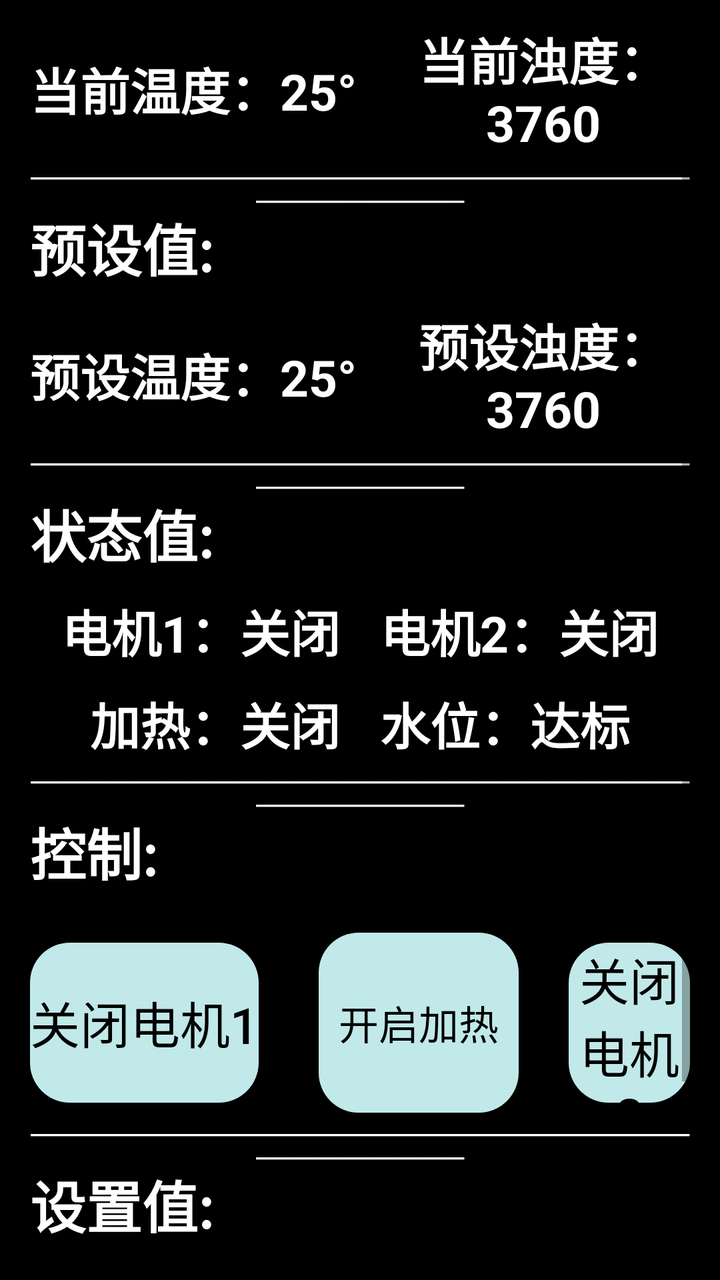
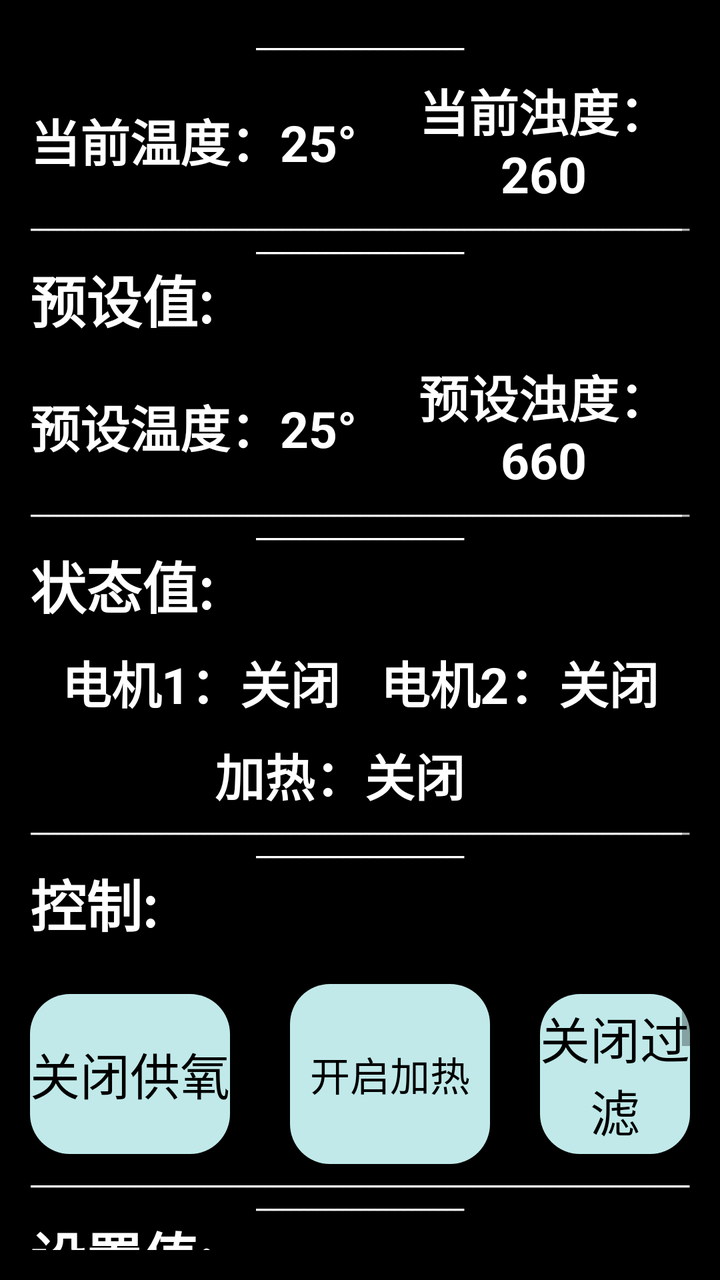

Compare the two renders of this Android layout. The source of the first and the diff that turns it into the second are given below.
<!-- AndroidManifest.xml: application theme Theme.Two_dog_fish_tank -->
<!-- res/layout/activity_fishtank.xml -->
<?xml version="1.0" encoding="utf-8"?>
<ScrollView xmlns:android="http://schemas.android.com/apk/res/android"

    xmlns:tools="http://schemas.android.com/tools"
    android:layout_width="match_parent"
    android:layout_height="match_parent"
    android:padding="15dp"
    android:background="@color/black"
   >
    <LinearLayout
        android:layout_width="wrap_content"
        android:layout_height="wrap_content"
        android:layout_marginTop="10sp"
        android:layout_gravity="center"
        android:orientation="vertical"
        android:gravity="center">

        <TextView
            android:layout_width="match_parent"
            android:layout_height="wrap_content"
            android:text="鱼缸数据"
            android:textSize="40sp"
            android:gravity="center"
            android:textStyle="bold"
            android:textColor="@color/white"
            />

        <TextView
            android:layout_width="match_parent"
            android:layout_height="wrap_content"
            android:text="____________________________________________________________________________________________________"
            android:textSize="10sp"
            android:gravity="center"
            android:textStyle="bold"
            android:textColor="@color/white"
            tools:ignore="SmallSp" />


        <LinearLayout
            android:layout_width="match_parent"
            android:layout_height="wrap_content"
            android:layout_marginTop="10sp"
            android:layout_gravity="center"
            android:orientation="horizontal"
            android:gravity="center">
            <TextView
                android:id="@+id/Ttemp"
                android:layout_width="wrap_content"
                android:layout_height="wrap_content"
                android:text="当前温度：25°"
                android:textSize="25sp"
                android:gravity="center"
                android:textStyle="bold"
                android:textColor="@color/white"
                tools:ignore="SmallSp" />
            <TextView
                android:id="@+id/Tzhuod"
                android:layout_width="wrap_content"
                android:layout_height="wrap_content"
                android:text="当前浊度：3760"
                android:layout_marginStart="20sp"
                android:textSize="25sp"
                android:gravity="center"
                android:textStyle="bold"
                android:textColor="@color/white"
                tools:ignore="SmallSp" />

        </LinearLayout>
        <TextView
            android:layout_width="match_parent"
            android:layout_height="wrap_content"
            android:text="____________________________________________________________________________________________________"
            android:textSize="10sp"
            android:gravity="center"
            android:textStyle="bold"
            android:textColor="@color/white"
            tools:ignore="SmallSp" />
        <TextView
            android:layout_width="match_parent"
            android:layout_height="wrap_content"
            android:text="预设值:"
            android:textSize="28sp"

            android:textStyle="bold"
            android:textColor="@color/white"
            />
        <LinearLayout
            android:layout_width="match_parent"
            android:layout_height="wrap_content"
            android:layout_marginTop="10sp"
            android:layout_gravity="center"
            android:orientation="horizontal"
            android:gravity="center">
            <TextView
                android:id="@+id/Tptemp"
                android:layout_width="wrap_content"
                android:layout_height="wrap_content"
                android:text="预设温度：25°"
                android:textSize="25sp"
                android:gravity="center"
                android:textStyle="bold"
                android:textColor="@color/white"
                tools:ignore="SmallSp" />
            <TextView
                android:id="@+id/Tpzhuod"
                android:layout_width="wrap_content"
                android:layout_height="wrap_content"
                android:text="预设浊度：3760"
                android:layout_marginStart="20sp"
                android:textSize="25sp"
                android:gravity="center"
                android:textStyle="bold"
                android:textColor="@color/white"
                tools:ignore="SmallSp" />

        </LinearLayout>
        <TextView
            android:layout_width="match_parent"
            android:layout_height="wrap_content"
            android:text="____________________________________________________________________________________________________"
            android:textSize="10sp"
            android:gravity="center"
            android:textStyle="bold"
            android:textColor="@color/white"
            tools:ignore="SmallSp" />
        <TextView
            android:layout_width="match_parent"
            android:layout_height="wrap_content"
            android:text="状态值:"
            android:textSize="28sp"

            android:textStyle="bold"
            android:textColor="@color/white"
            />
        <LinearLayout
            android:layout_width="match_parent"
            android:layout_height="wrap_content"
            android:layout_marginTop="10sp"
            android:layout_gravity="center"
            android:orientation="horizontal"
            android:gravity="center">
            <TextView
                android:id="@+id/motorFlag1"
                android:layout_width="wrap_content"
                android:layout_height="wrap_content"
                android:text="电机1：关闭"
                android:textSize="25sp"
                android:gravity="center"
                android:textStyle="bold"
                android:textColor="@color/white"
                tools:ignore="SmallSp" />
            <TextView
                android:id="@+id/motorFlag2"
                android:layout_width="wrap_content"
                android:layout_height="wrap_content"
                android:text="电机2：关闭"
                android:layout_marginStart="20sp"
                android:textSize="25sp"
                android:gravity="center"
                android:textStyle="bold"
                android:textColor="@color/white"
                tools:ignore="SmallSp" />

        </LinearLayout>
        <LinearLayout
            android:layout_width="match_parent"
            android:layout_height="wrap_content"
            android:layout_marginTop="10sp"
            android:layout_gravity="center"
            android:orientation="horizontal"
            android:gravity="center">
            <TextView
                android:id="@+id/hotFlag"
                android:layout_width="wrap_content"
                android:layout_height="wrap_content"
                android:text="加热：关闭"
                android:textSize="25sp"
                android:gravity="center"
                android:textStyle="bold"
                android:textColor="@color/white"
                tools:ignore="SmallSp" />
            <TextView
                android:id="@+id/waterFlag"
                android:layout_width="wrap_content"
                android:layout_height="wrap_content"
                android:text="水位：达标"
                android:layout_marginStart="20sp"
                android:textSize="25sp"
                android:gravity="center"
                android:textStyle="bold"
                android:textColor="@color/white"
                tools:ignore="SmallSp" />

        </LinearLayout>
        <TextView
            android:layout_width="match_parent"
            android:layout_height="wrap_content"
            android:text="____________________________________________________________________________________________________"
            android:textSize="10sp"
            android:gravity="center"
            android:textStyle="bold"
            android:textColor="@color/white"
            tools:ignore="SmallSp" />
        <TextView
            android:layout_width="match_parent"
            android:layout_height="wrap_content"
            android:text="控制:"
            android:textSize="28sp"

            android:textStyle="bold"
            android:textColor="@color/white"
            />
        <LinearLayout
            android:layout_width="match_parent"
            android:layout_height="wrap_content"
            android:layout_marginTop="20sp"
            android:layout_gravity="center"
            android:orientation="horizontal"
            android:gravity="center">
            <ToggleButton
                android:textOn="启动电机1"
                android:textOff="关闭电机1"
                android:textSize="25sp"
                android:id="@+id/MOTOR1"
                android:layout_width="wrap_content"
                android:layout_height="80sp"
                android:layout_marginRight="30sp"
                android:textColor="@color/black"
                android:background="@drawable/button3"/>

            <ToggleButton
                android:id="@+id/HOT"
                android:layout_width="100sp"
                android:layout_height="90sp"
                android:layout_gravity="center"
                android:background="@drawable/button3"
                android:textOff="开启加热"
                android:textOn="关闭加热"
                android:textColor="@color/black"
                android:textSize="20sp" />

            <ToggleButton
                android:textOn="启动电机2"
                android:textOff="关闭电机2"
                android:id="@+id/M2"
                android:layout_width="wrap_content"
                android:layout_height="80sp"
                android:layout_marginLeft="25sp"
                android:background="@drawable/button3"
                android:textColor="@color/black"
                android:textSize="25sp" />


        </LinearLayout>


        <TextView
            android:layout_width="match_parent"
            android:layout_height="wrap_content"
            android:text="____________________________________________________________________________________________________"
            android:textSize="10sp"
            android:gravity="center"
            android:textStyle="bold"
            android:textColor="@color/white"
            tools:ignore="SmallSp" />
        <TextView
            android:layout_width="match_parent"
            android:layout_height="wrap_content"
            android:text="设置值:"
            android:textSize="28sp"

            android:textStyle="bold"
            android:textColor="@color/white"
            />
        <LinearLayout
            android:layout_width="match_parent"
            android:layout_height="wrap_content"
            android:layout_marginTop="20sp"
            android:layout_gravity="center"
            android:orientation="horizontal"
            android:gravity="center">
            <ToggleButton
                android:id="@+id/SetMode"
                android:layout_width="100dp"
                android:layout_height="90dp"
                android:textColor="@color/black"
                android:layout_gravity="center"
                android:background="@drawable/button3"
                android:textOff="温度"
                android:textOn="浊度"
                android:textSize="20sp" />
            <EditText
                android:id="@+id/Emode"
                android:layout_width="100sp"
                android:layout_height="40sp"
                android:hint="设置值"
                android:textColor="@color/black"
                android:textColorHint="#666"
                android:layout_marginLeft="20sp"
                android:inputType="number"

                android:background="@color/white"/>
            <Button

                android:layout_marginTop="20sp"
                android:text="发送数据"
                android:textSize="25sp"
                android:id="@+id/Send"
                android:layout_margin="10sp"
                android:layout_width="wrap_content"
                android:layout_height="80dp"
                android:layout_gravity="center"/>

        </LinearLayout>
    </LinearLayout>

</ScrollView>
<!-- resources referenced by this layout -->
<resources>
  <color name="black">#FF000000</color>
  <color name="white">#FFFFFFFF</color>
  <!-- drawable button3 (drawable) -->
  <?xml version="1.0" encoding="utf-8"?>
  <selector xmlns:android="http://schemas.android.com/apk/res/android">
  
          <item android:state_pressed="true">
              <shape>
                  <solid
                      android:color="#39EBDD"
                      android:radius="40dp"/>
                  <corners
                      android:radius="200dp"/>
                  <stroke
                      android:dashWidth="10dp"
                      android:width="2dp"/>
  
              </shape>
          </item>
          <item android:state_pressed="false">
              <shape>
  
                  <solid
                      android:color="#C1E9E9"
                      android:radius="20dp"/>
                  <corners
                      android:radius="20dp"/>
              </shape>
          </item>
  </selector>
  <style name="Theme.Two_dog_fish_tank" parent="Theme.MaterialComponents.DayNight.DarkActionBar">
          
          <item name="colorPrimary">@color/purple_500</item>
          <item name="colorPrimaryVariant">@color/purple_700</item>
          <item name="colorOnPrimary">@color/white</item>
          
          <item name="colorSecondary">@color/teal_200</item>
          <item name="colorSecondaryVariant">@color/teal_700</item>
          <item name="colorOnSecondary">@color/black</item>
          
          <item name="android:statusBarColor" tools:targetApi="l">?attr/colorPrimaryVariant</item>
          
      </style>
  <color name="purple_500">#FF6200EE</color>
  <color name="purple_700">#FF3700B3</color>
  <color name="teal_200">#FF03DAC5</color>
  <color name="teal_700">#FF018786</color>
</resources>

<!-- the commit's change to res/layout/activity_fishtank.xml (unified diff, before → after) -->
@@ -14,9 +14,15 @@
         android:layout_gravity="center"
         android:orientation="vertical"
         android:gravity="center">
-
-        <TextView
-            android:layout_width="match_parent"
+    <LinearLayout
+        android:layout_width="match_parent"
+        android:layout_height="wrap_content"
+        android:layout_marginTop="10sp"
+        android:layout_gravity="center"
+        android:orientation="horizontal"
+        android:gravity="center">
+        <TextView
+            android:layout_width="wrap_content"
             android:layout_height="wrap_content"
             android:text="鱼缸数据"
             android:textSize="40sp"
@@ -24,6 +30,20 @@
             android:textStyle="bold"
             android:textColor="@color/white"
             />
+         <Button
+
+                android:layout_marginTop="20sp"
+                android:text="喂鱼"
+                android:textSize="25sp"
+                android:id="@+id/Eat"
+                android:layout_margin="10sp"
+                android:layout_width="wrap_content"
+                android:layout_height="80dp"
+                android:layout_gravity="center"/>
+
+
+
+    </LinearLayout>
 
         <TextView
             android:layout_width="match_parent"
@@ -57,7 +77,7 @@
                 android:id="@+id/Tzhuod"
                 android:layout_width="wrap_content"
                 android:layout_height="wrap_content"
-                android:text="当前浊度：3760"
+                android:text="当前浊度：260"
                 android:layout_marginStart="20sp"
                 android:textSize="25sp"
                 android:gravity="center"
@@ -105,7 +125,7 @@
                 android:id="@+id/Tpzhuod"
                 android:layout_width="wrap_content"
                 android:layout_height="wrap_content"
-                android:text="预设浊度：3760"
+                android:text="预设浊度：660"
                 android:layout_marginStart="20sp"
                 android:textSize="25sp"
                 android:gravity="center"
@@ -183,7 +203,7 @@
                 android:id="@+id/waterFlag"
                 android:layout_width="wrap_content"
                 android:layout_height="wrap_content"
-                android:text="水位：达标"
+
                 android:layout_marginStart="20sp"
                 android:textSize="25sp"
                 android:gravity="center"
@@ -218,8 +238,8 @@
             android:orientation="horizontal"
             android:gravity="center">
             <ToggleButton
-                android:textOn="启动电机1"
-                android:textOff="关闭电机1"
+                android:textOn="开启供氧"
+                android:textOff="关闭供氧"
                 android:textSize="25sp"
                 android:id="@+id/MOTOR1"
                 android:layout_width="wrap_content"
@@ -240,8 +260,8 @@
                 android:textSize="20sp" />
 
             <ToggleButton
-                android:textOn="启动电机2"
-                android:textOff="关闭电机2"
+                android:textOn="启动过滤"
+                android:textOff="关闭过滤"
                 android:id="@+id/M2"
                 android:layout_width="wrap_content"
                 android:layout_height="80sp"
<!-- resource entries referenced after the edit -->
@@ -30,7 +30,7 @@
               </shape>
           </item>
   </selector>
-  <style name="Theme.Two_dog_fish_tank" parent="Theme.MaterialComponents.DayNight.DarkActionBar">
+  <style name="Theme.Two_dog_fish_tank" parent="Theme.AppCompat.Light.NoActionBar">
           
           <item name="colorPrimary">@color/purple_500</item>
           <item name="colorPrimaryVariant">@color/purple_700</item>
